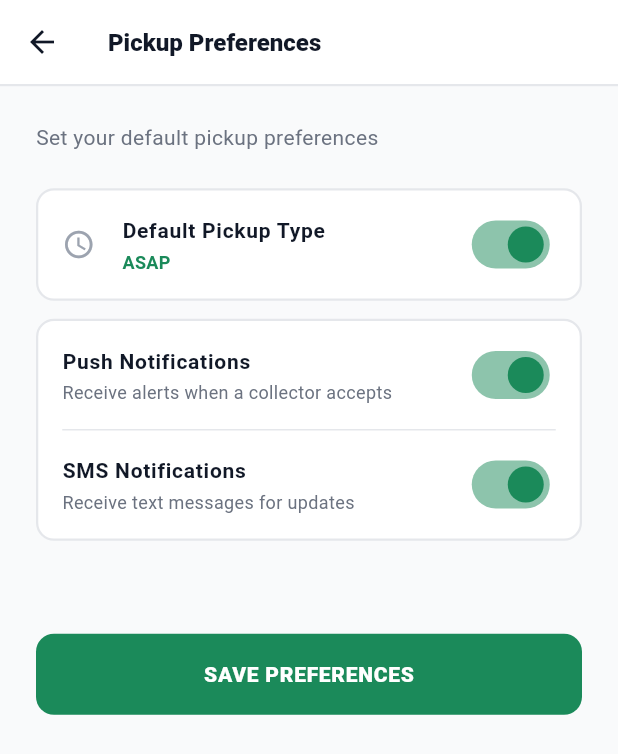
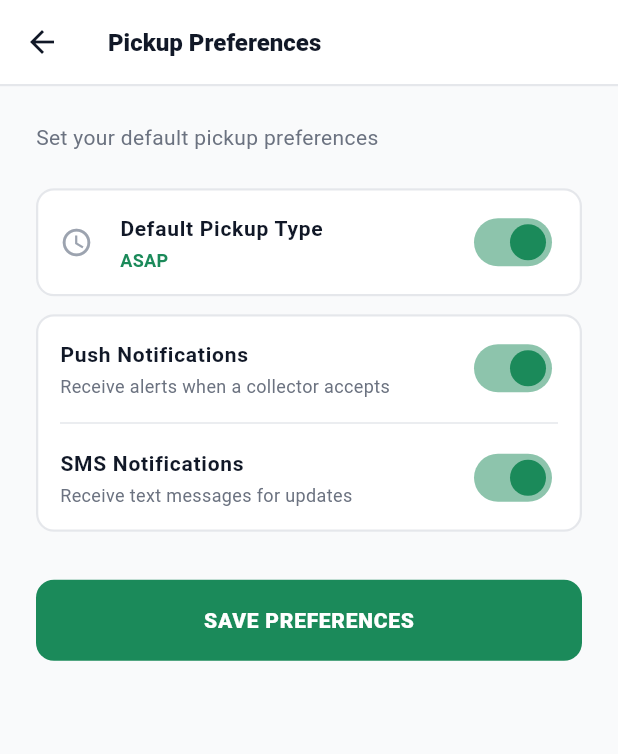
Before and after one commit to madarax092/kilotap, a Flutter app: the PickupPrefsPage screen opened directly, on a phone screen of 412 x 824 dp. Shown: the top 754 px of the screen. Run offline on Flutter 3.47's test engine with Material 3 defaults, Android fonts, the phone set to English and light mode, and no system bars; our stand-ins replace cloud_firestore, firebase_auth, firebase_core, hive_flutter; accounts and stored records are empty; generated files the repository leaves out were written again; Roboto replaces fonts that are missing (Arial).

Commit message:
Fix remaining Container+BoxDecoration+ListTile patterns in vehicle_details and pickup_prefs

```diff
--- a/lib/screens/household/pickup_prefs_page.dart
+++ b/lib/screens/household/pickup_prefs_page.dart
@@ -1,5 +1,7 @@
 import 'package:flutter/material.dart';
 import '../../core/theme/app_colors.dart';
+
+// ─── Household Pickup Preferences ───
 
 class PickupPrefsPage extends StatefulWidget {
   const PickupPrefsPage({super.key});
@@ -40,11 +42,11 @@
           const SizedBox(height: 24),
 
           // Default type
-          Container(
-            decoration: BoxDecoration(
-              color: Colors.white,
+          Material(
+            color: Colors.white,
+            shape: RoundedRectangleBorder(
               borderRadius: BorderRadius.circular(12),
-              border: Border.all(color: const Color(0xFFE5E7EB), width: 1.5),
+              side: const BorderSide(color: Color(0xFFE5E7EB), width: 1.5),
             ),
             child: SwitchListTile(
               secondary: const Icon(Icons.schedule_outlined, color: Color(0xFF9CA3AF), size: 22),
@@ -62,13 +64,12 @@
           // Time window
           if (!_asap) ...[
             const SizedBox(height: 12),
-            Container(
-              decoration: BoxDecoration(
-                color: Colors.white,
+            Material(
+              color: Colors.white,
+              shape: RoundedRectangleBorder(
                 borderRadius: BorderRadius.circular(12),
-                border: Border.all(color: const Color(0xFFE5E7EB), width: 1.5),
+                side: const BorderSide(color: Color(0xFFE5E7EB), width: 1.5),
               ),
-              padding: const EdgeInsets.symmetric(vertical: 4),
               child: ListTile(
                 leading: const Icon(Icons.access_time, color: Color(0xFF9CA3AF), size: 22),
                 title: const Text('Preferred Time Window',
@@ -98,11 +99,11 @@
           const SizedBox(height: 12),
 
           // Notifications
-          Container(
-            decoration: BoxDecoration(
-              color: Colors.white,
+          Material(
+            color: Colors.white,
+            shape: RoundedRectangleBorder(
               borderRadius: BorderRadius.circular(12),
-              border: Border.all(color: const Color(0xFFE5E7EB), width: 1.5),
+              side: const BorderSide(color: Color(0xFFE5E7EB), width: 1.5),
             ),
             child: Column(
               mainAxisSize: MainAxisSize.min,
@@ -132,7 +133,6 @@
             ),
           ),
 
-          const SizedBox(height: 30),
           const SizedBox(height: 32),
           SizedBox(
             width: double.infinity, height: 54,
```
Also changed, not shown: lib/screens/collector/vehicle_details_page.dart (+13 -5 lines).
